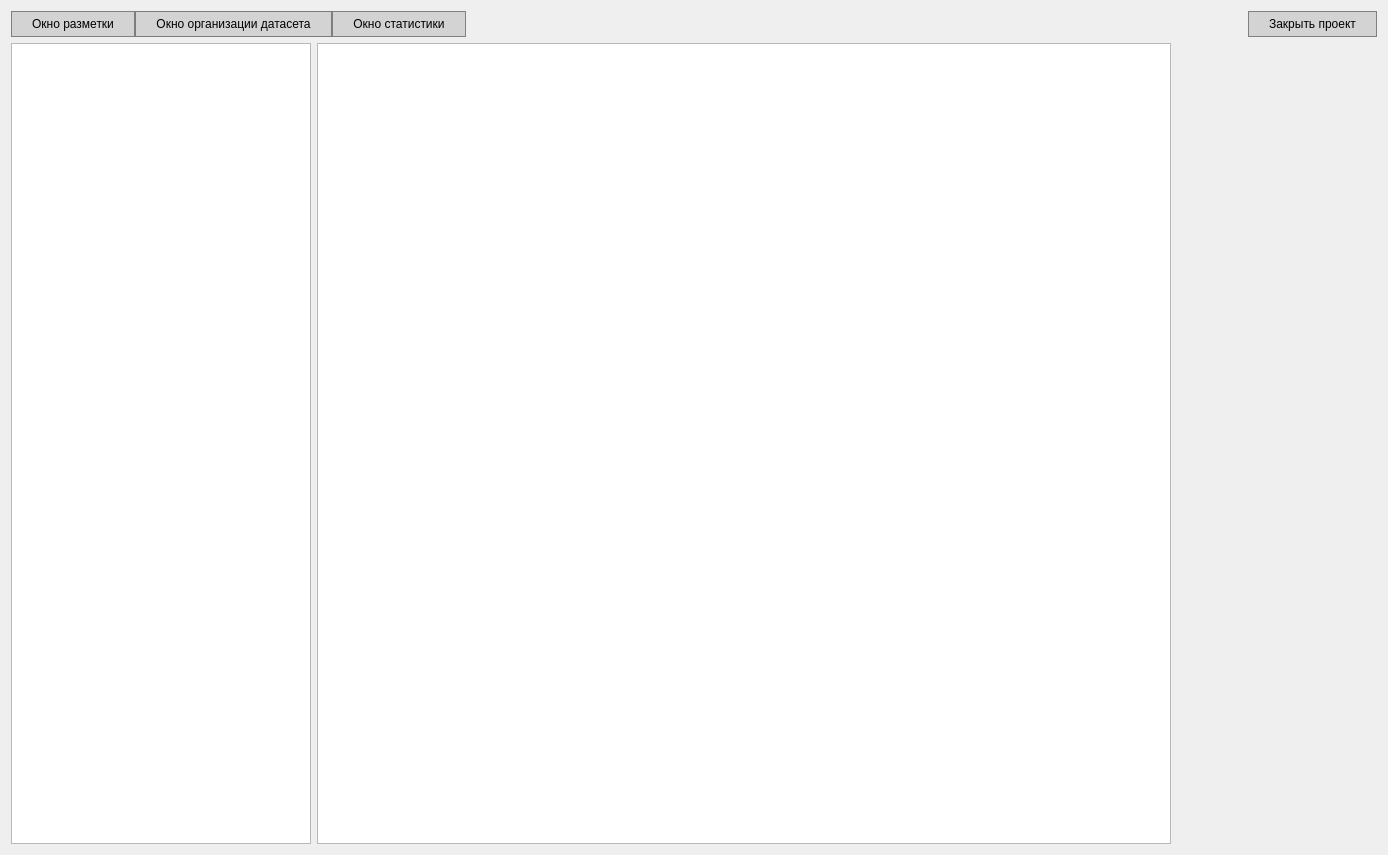
Before: the Qt Designer form desktop_app/design/dataset_page.ui in ivansoya/neural-master, drawn with Qt 5.
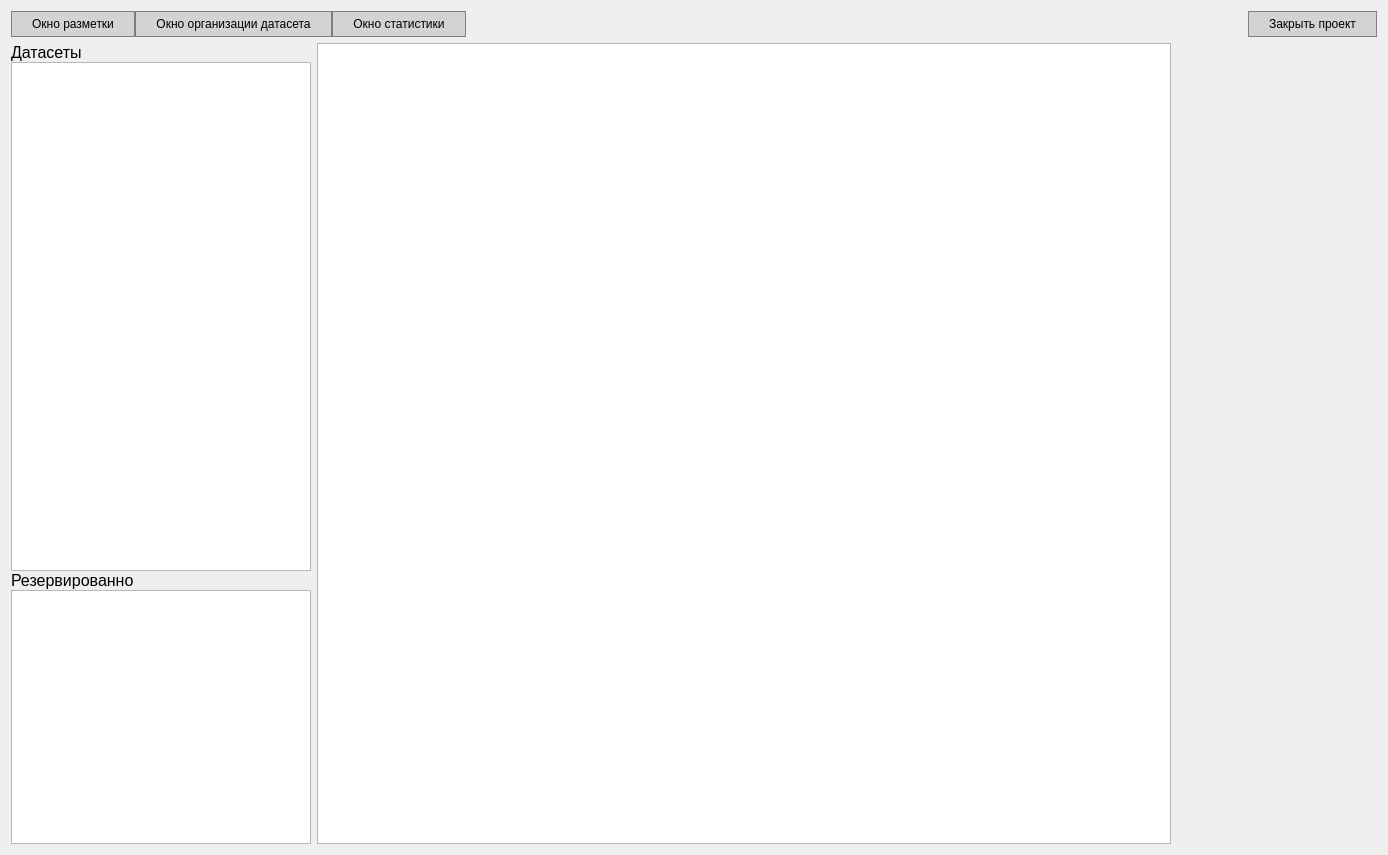
After: the same form once the commit is applied.

What changed in the file:
```diff
--- a/desktop_app/design/dataset_page.ui
+++ b/desktop_app/design/dataset_page.ui
@@ -144,13 +144,67 @@
       <number>0</number>
      </property>
      <item>
-      <widget class="QListWidget" name="list_tasks">
+      <widget class="QWidget" name="verticalWidget" native="true">
        <property name="maximumSize">
         <size>
          <width>300</width>
-         <height>16777215</height>
+         <height>16777213</height>
         </size>
        </property>
+       <layout class="QVBoxLayout" name="verticalLayout_2" stretch="0,2,0,1">
+        <property name="spacing">
+         <number>0</number>
+        </property>
+        <property name="leftMargin">
+         <number>0</number>
+        </property>
+        <property name="topMargin">
+         <number>0</number>
+        </property>
+        <property name="rightMargin">
+         <number>0</number>
+        </property>
+        <property name="bottomMargin">
+         <number>0</number>
+        </property>
+        <item>
+         <widget class="QLabel" name="label_2">
+          <property name="font">
+           <font>
+            <pointsize>12</pointsize>
+           </font>
+          </property>
+          <property name="text">
+           <string>Датасеты</string>
+          </property>
+         </widget>
+        </item>
+        <item>
+         <widget class="QListWidget" name="list_datasets">
+          <property name="maximumSize">
+           <size>
+            <width>16777215</width>
+            <height>16777215</height>
+           </size>
+          </property>
+         </widget>
+        </item>
+        <item>
+         <widget class="QLabel" name="label">
+          <property name="font">
+           <font>
+            <pointsize>12</pointsize>
+           </font>
+          </property>
+          <property name="text">
+           <string>Резервированно</string>
+          </property>
+         </widget>
+        </item>
+        <item>
+         <widget class="QListWidget" name="list_reserved"/>
+        </item>
+       </layout>
       </widget>
      </item>
      <item>
```
